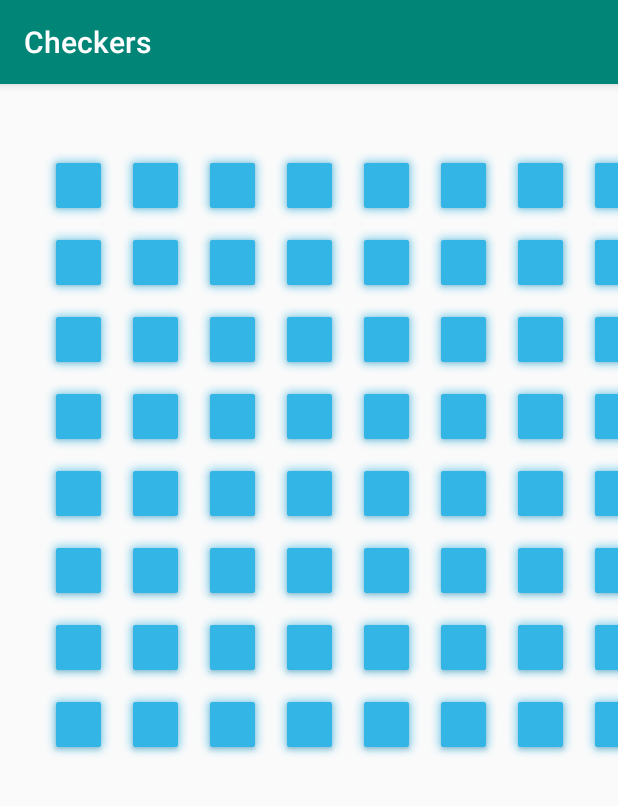
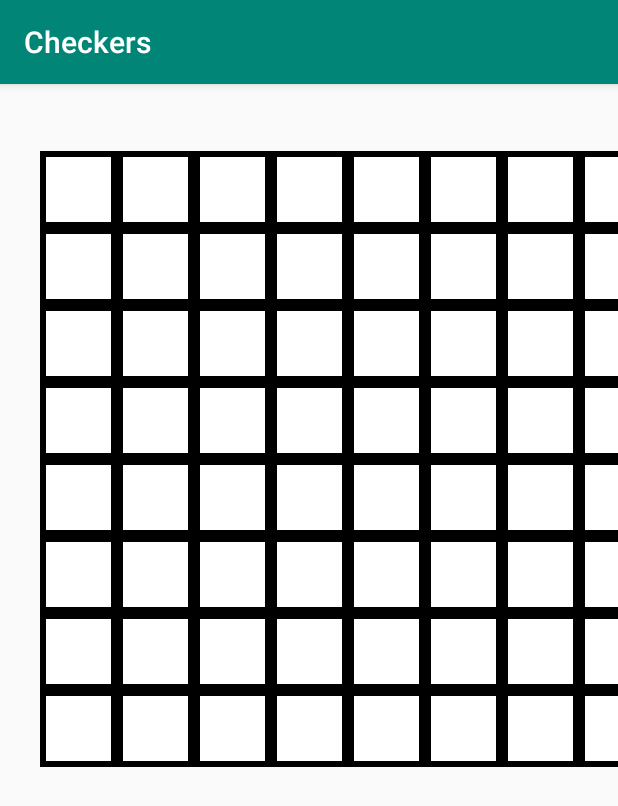
Before and after one commit to ZMBailey/simple_checkers, an Android app: the screen it shows after launch (MainActivity), on a phone screen of 412 x 824 dp. Shown: the top 806 px of the screen. Run offline under Robolectric (Android 15) with nearby library versions, the phone set to English and light mode, and no system bars.

Commit message:
spaces now have a border

```diff
--- a/app/src/main/java/com/checkers/MainActivity.java
+++ b/app/src/main/java/com/checkers/MainActivity.java
@@ -3,6 +3,7 @@ package com.checkers;
 import androidx.appcompat.app.AppCompatActivity;
 //import android.content.DialogInterface;
 import android.content.res.Configuration;
+import android.graphics.drawable.GradientDrawable;
 import android.os.Bundle;
 import android.graphics.Point;
 //import android.support.v7.app.AppCompatActivity;
@@ -10,28 +11,23 @@ import android.graphics.Point;
 //import android.view.Gravity;
 import android.view.View;
 //import android.view.ViewGroup;
-import android.widget.Button;
 import androidx.gridlayout.widget.GridLayout;
 //import android.widget.RelativeLayout;
-import android.widget.TextView;
 
 //import java.util.Arrays;
 //import java.util.Locale;
 
-import static android.R.drawable.alert_light_frame;
 import static android.R.color.holo_blue_light;
-
-import android.os.Bundle;
 
 public class MainActivity extends AppCompatActivity {
 
-    public Button spaces[][];
+    public View spaces[][];
     public int side = 8;
 
     @Override
     protected void onCreate(Bundle savedInstanceState) {
         super.onCreate(savedInstanceState);
-        spaces = new Button[side][side];
+        spaces = new View[side][side];
 
         setContentView(R.layout.activity_main);
 
@@ -76,17 +72,25 @@ public class MainActivity extends AppCompatActivity {
         }
     }
 
+    private GradientDrawable getBorder(int bg,int line){
+        GradientDrawable border = new GradientDrawable();
+        border.setColor(bg);
+        border.setStroke(1,line);
+        return border;
+    }
+
     //configures buttons for a square layout
     private void setButtons_Square(GridLayout grid, int w){
 
         for(int row=0; row< side; row++){
             for(int col=0; col<side; col++) {
                 String id = Integer.toString(row)+Integer.toString(col);
-                spaces[row][col] = new Button(this);
+                spaces[row][col] = new View(this);
                 //spaces[row][col].setOnClickListener(bh);
                 spaces[row][col].setId(View.generateViewId());
-                spaces[row][col].setBackground(getResources().getDrawable(alert_light_frame,null));
-                spaces[row][col].setBackgroundTintList(getResources().getColorStateList(android.R.color.holo_blue_light));
+                spaces[row][col].setBackground(getResources().getDrawable(holo_blue_light,null));
+                spaces[row][col].setBackground(getResources().getDrawable(R.drawable.white_space, null));
+                //spaces[row][col].setBackgroundTintList(getResources().getColorStateList(android.R.color.holo_blue_light));
                 spaces[row][col].setId(Integer.parseInt(id));
                 grid.addView(spaces[row][col],w,w);
             }
--- /dev/null
+++ b/app/src/main/res/drawable/white_space.xml
@@ -0,0 +1,12 @@
+<?xml version="1.0" encoding="utf-8"?>
+<shape xmlns:android="http://schemas.android.com/apk/res/android"
+    android:shape="rectangle">
+    <solid
+        android:color="@android:color/white">
+    </solid>
+    <stroke
+        android:width="4dp"
+        android:color="@android:color/black">
+    </stroke>
+
+</shape>
--- a/app/src/main/res/layout/activity_main.xml
+++ b/app/src/main/res/layout/activity_main.xml
@@ -12,7 +12,7 @@
         android:layout_width="409dp"
         android:layout_height="729dp"
         android:layout_marginTop="50dp"
-        android:layout_marginLeft="50dp"
+        android:layout_marginStart="50dp"
         app:layout_constraintBottom_toBottomOf="parent"
         app:layout_constraintEnd_toEndOf="parent"
         app:layout_constraintStart_toStartOf="parent"
```
Also changed, not shown: app/src/main/res/drawable-v24/black_space.xml (added, +12 -0 lines).
